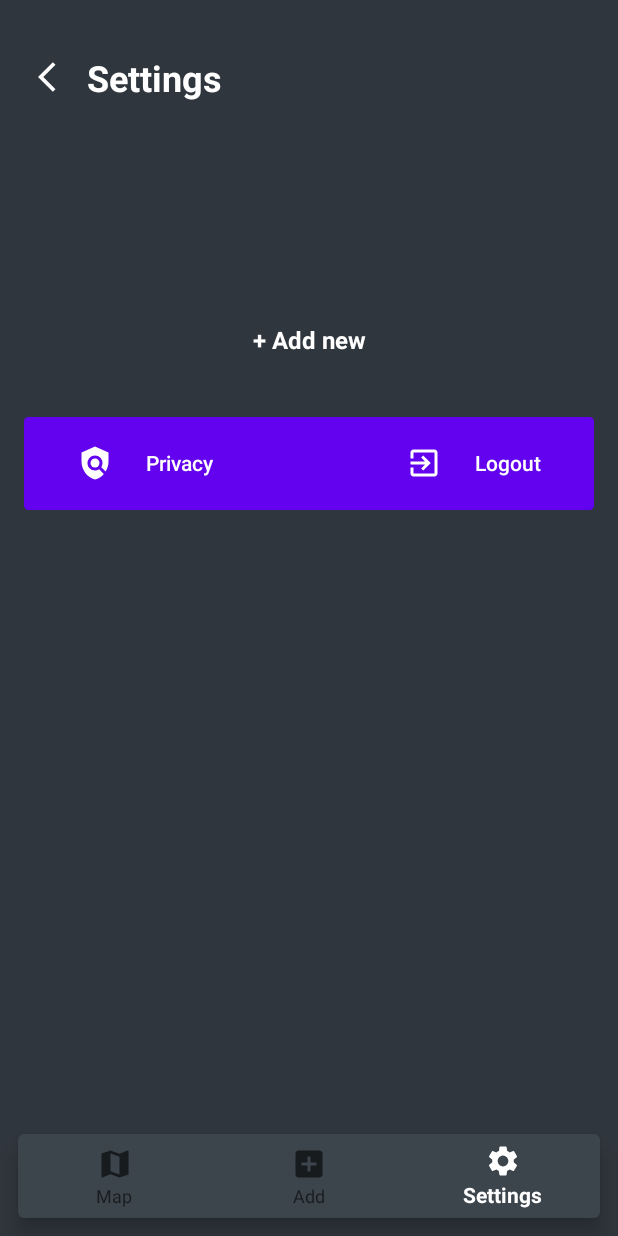
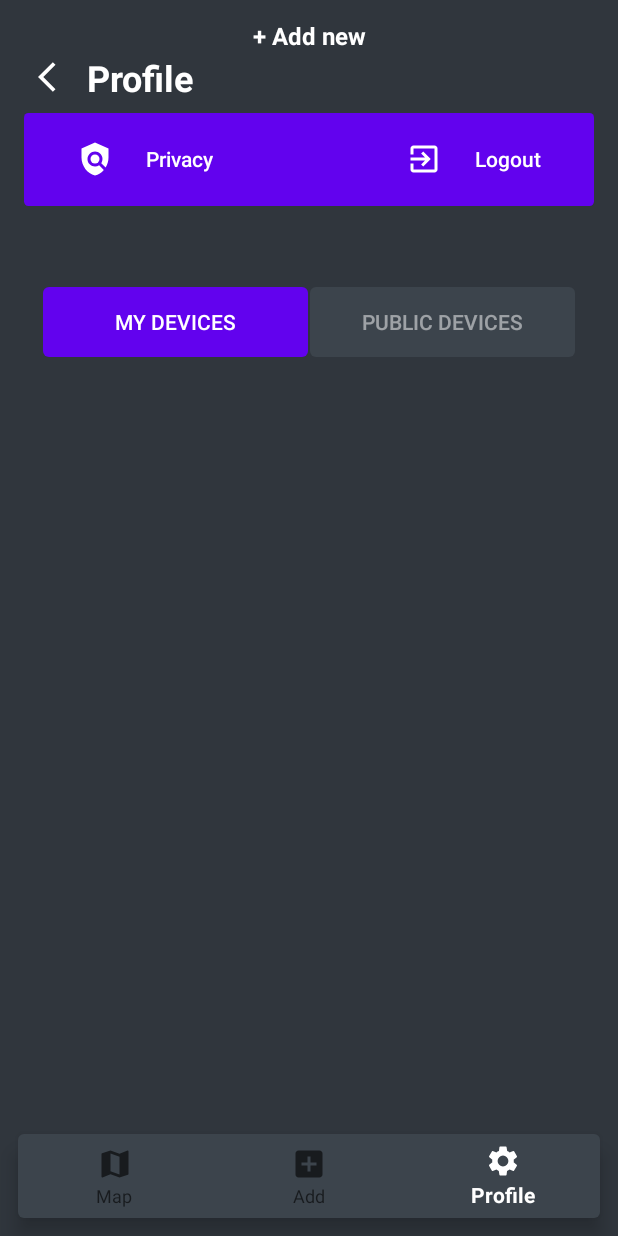
Before and after one commit to Tony-GD/arscanner-iot-android, an Android app: the screen it shows after launch (MainActivity), item 3 of the bottom bar chosen, on a phone screen of 412 x 824 dp. Run offline under Robolectric (Android 15) with nearby library versions, the phone set to English and light mode, and no system bars; our stand-ins replace Dagger/Hilt's generated code, Firebase (no records; nobody signed in at launch, a user with empty details on screens opened directly), navigation-ui; libraries missing offline, so code that uses them is left out: com.karumi.dexter, com.orhanobut.hawk, org.osmdroid.config, org.osmdroid.tileprovider, org.osmdroid.util and 1 more; pictures from the network do not load; 22 statements that could not run were skipped.

Commit message:
Add public devices to profile screen

```diff
--- a/app/src/main/java/com/griddynamics/connectedapps/repository/network/api/NetworkResponseCall.kt
+++ b/app/src/main/java/com/griddynamics/connectedapps/repository/network/api/NetworkResponseCall.kt
@@ -47,6 +47,8 @@ internal class NetworkResponseCall<S : Any, E : Any>(
                             ?.addOnSuccessListener {
                                 localStorage.saveFirebaseToken(it.token)
                                 clone().enqueue(callback)
+                                callback.onResponse(this@NetworkResponseCall,
+                                Response.success(NetworkResponse.UnknownError(null)))
                             }
                     }
                     //end refresh
--- a/app/src/main/java/com/griddynamics/connectedapps/ui/edit/device/EditDeviceFragment.kt
+++ b/app/src/main/java/com/griddynamics/connectedapps/ui/edit/device/EditDeviceFragment.kt
@@ -8,7 +8,6 @@ import android.view.View
 import android.view.ViewGroup
 import android.widget.AdapterView
 import android.widget.ArrayAdapter
-import android.widget.Toast
 import androidx.appcompat.app.AlertDialog
 import androidx.core.widget.addTextChangedListener
 import androidx.databinding.DataBindingUtil
@@ -179,8 +178,8 @@ class EditDeviceFragment : DaggerFragment() {
             config.keys.forEach { key ->
                 viewModel.configViewStateList += JsonMetricViewState().apply {
                     this.name.set(key)
-                    this.isPublic.set((config[key] as Map<String, Boolean>)?.get("is_public") == true)
-                    this.measurement.set((config[key] as Map<String, String>)?.get("measurementType"))
+                    this.isPublic.set((config[key]?.isPublic == true))
+                    this.measurement.set((config[key]?.measurementType))
                 }
             }
         }
--- a/app/src/main/java/com/griddynamics/connectedapps/ui/settings/SettingsFragment.kt
+++ b/app/src/main/java/com/griddynamics/connectedapps/ui/settings/SettingsFragment.kt
@@ -6,17 +6,18 @@ import android.view.LayoutInflater
 import android.view.View
 import android.view.ViewGroup
 import android.widget.TextView
-import androidx.lifecycle.Observer
 import androidx.lifecycle.ViewModelProvider
 import androidx.navigation.fragment.findNavController
-import androidx.recyclerview.widget.LinearLayoutManager
 import com.bumptech.glide.Glide
 import com.bumptech.glide.load.resource.bitmap.CircleCrop
+import com.google.android.material.tabs.TabLayoutMediator
 import com.griddynamics.connectedapps.MainActivity
 import com.griddynamics.connectedapps.R
 import com.griddynamics.connectedapps.repository.stream.GatewayStream
-import com.griddynamics.connectedapps.model.settings.SettingsDeviceItem
 import com.griddynamics.connectedapps.ui.home.Callback
+import com.griddynamics.connectedapps.ui.home.TabAdapter
+import com.griddynamics.connectedapps.ui.settings.devices.DevicesListFragment
+import com.griddynamics.connectedapps.ui.settings.devices.DevicesLoader
 import com.griddynamics.connectedapps.viewmodels.ViewModelFactory
 import dagger.android.support.AndroidSupportInjection
 import dagger.android.support.DaggerFragment
@@ -33,6 +34,8 @@ class SettingsFragment : DaggerFragment() {
     @Inject
     lateinit var gatewayStream: GatewayStream
     private lateinit var settingsViewModel: SettingsViewModel
+    private lateinit var adapter: TabAdapter
+
     private var onDeviceSelectedListener = object : SettingsItemsAdapter.OnDeviceSelectedListener {
         override fun onDeviceSelected(deviceId: String, address: String) {
             navigateToChartFragment(deviceId, address)
@@ -78,7 +81,7 @@ class SettingsFragment : DaggerFragment() {
             .transform(CircleCrop())
             .into(settings_user_layout.iv_settings_user)
         settings_header.findViewById<TextView>(R.id.tv_header_title).text =
-            requireContext().getText(R.string.settings)
+            requireContext().getText(R.string.profile)
         settings_user_layout.tv_settings_email.text = user.email
         settings_user_layout.tv_settings_username.text = "${user.givenName} ${user.familyName}"
         home_logout.setOnClickListener {
@@ -88,39 +91,24 @@ class SettingsFragment : DaggerFragment() {
         }
         btn_settings_add.setOnClickListener { navigateToHomeFragment() }
         ib_header_back_arrow.setOnClickListener { activity?.onBackPressed() }
-        val items = mutableListOf<SettingsDeviceItem>()
-        rv_settings_devices.adapter = SettingsItemsAdapter(items, onDeviceSelectedListener)
-        rv_settings_devices.layoutManager = LinearLayoutManager(requireContext())
-        settingsViewModel.loadUserGateways().observe(viewLifecycleOwner, Observer { gateways ->
-            gatewayStream.gatewayData.value = gateways
-            gateways.forEach {
-                items.add(
-                    SettingsDeviceItem(
-                        "${it.gatewayId}",
-                        SettingsDeviceItem.TYPE_GATEWAY,
-                        "${it.displayName}",
-                        ""
-                    )
-                )
-            }
-            (rv_settings_devices.adapter as SettingsItemsAdapter).notifyDataSetChanged()
-        })
-        settingsViewModel.loadUserDevices().observe(viewLifecycleOwner, Observer { devices ->
-            devices.forEach {
-                val item = SettingsDeviceItem(
-                    "${it.deviceId}",
-                    SettingsDeviceItem.TYPE_DEVICE,
-                    "${it.displayName}",
-                    ""
-                )
-                settingsViewModel.loadAddress(it.location)
-                    .observe(viewLifecycleOwner, Observer { address ->
-                        item.address = address
-                        (rv_settings_devices.adapter as SettingsItemsAdapter).notifyDataSetChanged()
-                    })
-                items.add(item)
-            }
-        })
+        adapter = TabAdapter(this)
+        adapter.addFragment(
+            DevicesListFragment(
+                DevicesLoader.UserDevicesLoader(settingsViewModel),
+                onDeviceSelectedListener
+            ), "My devices"
+        )
+        adapter.addFragment(
+            DevicesListFragment(
+                DevicesLoader.PublicDevicesLoader(settingsViewModel),
+                onDeviceSelectedListener
+            ), "Public devices"
+        )
+        vp_settings_pager.adapter = adapter
+        TabLayoutMediator(tl_settings_tabs, vp_settings_pager) { tab, position ->
+            tab.text = adapter.getTabTitle(position)
+        }.attach()
+
     }
 
     private fun navigateToHomeFragment() {
--- /dev/null
+++ b/app/src/main/java/com/griddynamics/connectedapps/ui/settings/devices/DevicesListFragment.kt
@@ -0,0 +1,38 @@
+package com.griddynamics.connectedapps.ui.settings.devices
+
+import android.os.Bundle
+import android.view.LayoutInflater
+import android.view.View
+import android.view.ViewGroup
+import androidx.fragment.app.Fragment
+import androidx.lifecycle.Observer
+import androidx.recyclerview.widget.LinearLayoutManager
+import com.griddynamics.connectedapps.R
+import com.griddynamics.connectedapps.model.settings.SettingsDeviceItem
+import com.griddynamics.connectedapps.ui.settings.SettingsItemsAdapter
+import kotlinx.android.synthetic.main.fragment_details_list.*
+
+class DevicesListFragment(
+    private val loader: DevicesLoader,
+    private val deviceSelectedListener: SettingsItemsAdapter.OnDeviceSelectedListener
+) : Fragment() {
+    private val items = mutableListOf<SettingsDeviceItem>()
+
+    override fun onCreateView(
+        inflater: LayoutInflater,
+        container: ViewGroup?,
+        savedInstanceState: Bundle?
+    ): View? {
+        return inflater.inflate(R.layout.fragment_details_list, container, false)
+    }
+
+    override fun onViewCreated(view: View, savedInstanceState: Bundle?) {
+        super.onViewCreated(view, savedInstanceState)
+        loader.loadDevices().observe(viewLifecycleOwner, Observer {
+            items.addAll(it)
+            rv_settings_devices.adapter?.notifyDataSetChanged()
+        })
+        rv_settings_devices.adapter = SettingsItemsAdapter(items, deviceSelectedListener)
+        rv_settings_devices.layoutManager = LinearLayoutManager(requireContext())
+    }
+}
--- /dev/null
+++ b/app/src/main/java/com/griddynamics/connectedapps/ui/settings/devices/DevicesLoader.kt
@@ -0,0 +1,62 @@
+package com.griddynamics.connectedapps.ui.settings.devices
+
+import androidx.lifecycle.LiveData
+import androidx.lifecycle.MediatorLiveData
+import com.griddynamics.connectedapps.model.settings.SettingsDeviceItem
+import com.griddynamics.connectedapps.ui.settings.SettingsViewModel
+
+sealed class DevicesLoader(protected val viewModel: SettingsViewModel) {
+    abstract fun loadDevices(): LiveData<List<SettingsDeviceItem>>
+    class UserDevicesLoader(viewModel: SettingsViewModel) : DevicesLoader(viewModel) {
+        override fun loadDevices(): LiveData<List<SettingsDeviceItem>> {
+            val deviceItems = mutableListOf<SettingsDeviceItem>()
+            val mediatorLiveData = MediatorLiveData<List<SettingsDeviceItem>>()
+            mediatorLiveData.addSource(viewModel.loadUserGateways()) { gateways ->
+                gateways.forEach {
+                    deviceItems.add(
+                        SettingsDeviceItem(
+                            "${it.gatewayId}",
+                            SettingsDeviceItem.TYPE_GATEWAY,
+                            "${it.displayName}",
+                            ""
+                        )
+                    )
+                }
+                mediatorLiveData.value = deviceItems
+            }
+            mediatorLiveData.addSource(viewModel.loadUserDevices()) { devices ->
+                devices.forEach {
+                    val item = SettingsDeviceItem(
+                        "${it.deviceId}",
+                        SettingsDeviceItem.TYPE_DEVICE,
+                        "${it.displayName}",
+                        ""
+                    )
+                    deviceItems.add(item)
+                    mediatorLiveData.value = deviceItems
+                }
+            }
+
+            return mediatorLiveData
+        }
+
+    }
+
+    class PublicDevicesLoader(viewModel: SettingsViewModel) : DevicesLoader(viewModel) {
+        override fun loadDevices(): LiveData<List<SettingsDeviceItem>> {
+            val mediatorLiveData = MediatorLiveData<List<SettingsDeviceItem>>()
+            mediatorLiveData.addSource(viewModel.loadPublicDevices()) { response ->
+                mediatorLiveData.value = response.map {
+                    SettingsDeviceItem(
+                        "${it.deviceId}",
+                        SettingsDeviceItem.TYPE_DEVICE,
+                        "${it.displayName}",
+                        ""
+                    )
+                }
+            }
+            return mediatorLiveData
+        }
+
+    }
+}
--- a/app/src/main/res/layout/fragment_settings.xml
+++ b/app/src/main/res/layout/fragment_settings.xml
@@ -25,11 +25,27 @@
             <include layout="@layout/user_info_layout" />
         </FrameLayout>
 
-        <androidx.recyclerview.widget.RecyclerView
-            android:id="@+id/rv_settings_devices"
+        <com.google.android.material.tabs.TabLayout
+            android:id="@+id/tl_settings_tabs"
             android:layout_width="match_parent"
             android:layout_height="wrap_content"
-            app:layout_constraintTop_toBottomOf="@id/settings_user_layout" />
+            app:layout_constraintTop_toBottomOf="@id/settings_user_layout"
+            android:layout_marginHorizontal="@dimen/marker_size_12"
+            android:layout_marginTop="@dimen/marker_size_12"
+            android:minHeight="?actionBarSize"
+            app:tabBackground="@drawable/tab_background"
+            app:tabGravity="fill"
+            app:tabIndicatorHeight="0dp"
+            app:tabMode="fixed"
+            app:tabSelectedTextColor="@color/white"
+            app:tabTextColor="@color/whiteTransparent" />
+
+        <androidx.viewpager2.widget.ViewPager2
+            android:id="@+id/vp_settings_pager"
+            android:layout_width="match_parent"
+            android:layout_height="wrap_content"
+            android:layout_marginTop="@dimen/padding_5"
+            app:layout_constraintTop_toBottomOf="@id/tl_settings_tabs" />
 
         <Button
             android:id="@+id/btn_settings_add"
--- a/app/src/main/res/menu/bottom_nav_menu.xml
+++ b/app/src/main/res/menu/bottom_nav_menu.xml
@@ -13,6 +13,6 @@
     <item
         android:id="@+id/navigation_settings"
         android:icon="@drawable/ic_settings_black_24dp"
-        android:title="@string/settings" />
+        android:title="@string/profile" />
 
 </menu>
--- a/app/src/main/res/navigation/mobile_navigation.xml
+++ b/app/src/main/res/navigation/mobile_navigation.xml
@@ -64,7 +64,7 @@
     <fragment
         android:id="@+id/navigation_settings"
         android:name="com.griddynamics.connectedapps.ui.settings.SettingsFragment"
-        android:label="@string/settings"
+        android:label="@string/profile"
         tools:layout="@layout/fragment_settings">
         <action
             android:id="@+id/action_navigation_settings_to_navigation_history"
--- a/app/src/main/res/values/strings.xml
+++ b/app/src/main/res/values/strings.xml
@@ -83,7 +83,7 @@ frhzIf4mqRVQUcQd3JCDGKWLFxisgKrjc7gfm+DDoDfKLGHkKEzZkfOXZSTkYXbc
     <string name="try_again">Try again</string>
     <string name="privacy">Privacy</string>
     <string name="add_new">+ Add new</string>
-    <string name="settings">Settings</string>
+    <string name="profile">Profile</string>
     <string name="add">+ Add</string>
     <string name="measurement">Measurement</string>
     <string name="remove_device_title">Remove device</string>
```
Also changed, not shown: app/src/main/java/com/griddynamics/connectedapps/ui/history/HistoryFragment.kt (+7 -2 lines), app/src/main/java/com/griddynamics/connectedapps/ui/history/HistoryViewModel.kt (+10 -1 lines), app/src/main/java/com/griddynamics/connectedapps/ui/settings/SettingsViewModel.kt (+11 -1 lines), app/src/main/res/layout/fragment_details_list.xml (added, +13 -0 lines).
